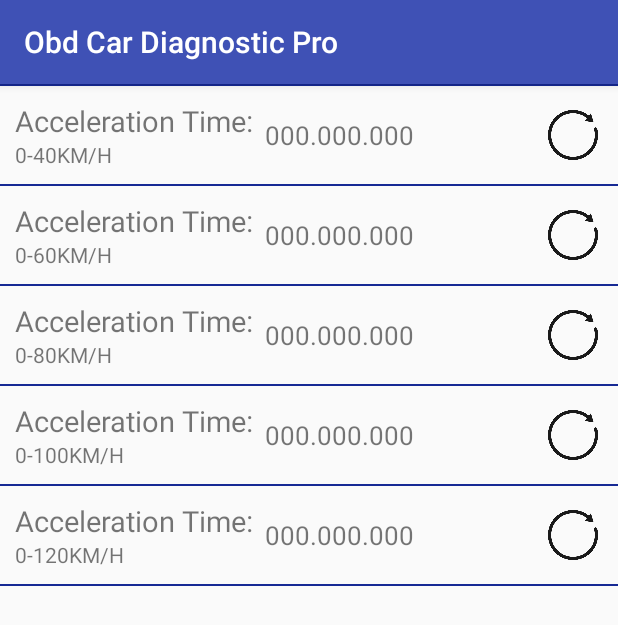
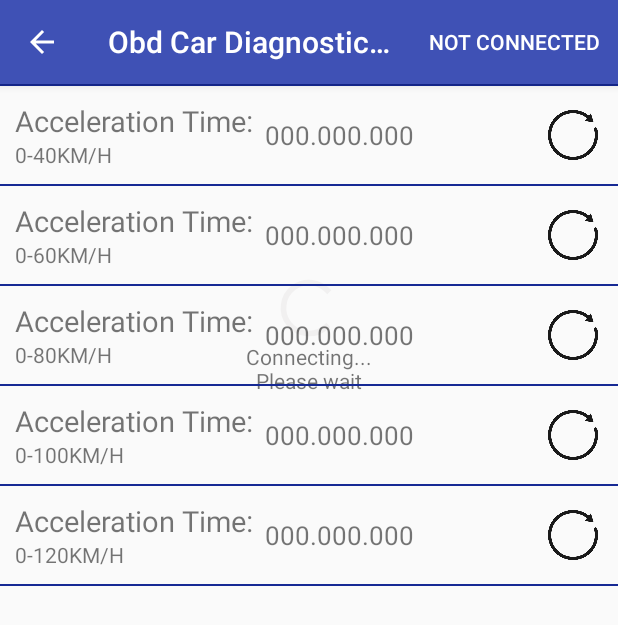
Before and after one commit to in-techouse/obd-car-diagnostic-pro, an Android app: the AccelerationTest screen opened directly, with no data from a screen before it, on a phone screen of 412 x 824 dp. Shown: the top 625 px of the screen. Run offline under Robolectric (Android 15) with nearby library versions, the phone set to English and light mode, and no system bars; libraries missing offline, so code that uses them is left out: com.shashank.sony.

Commit message:
Working on Acceleration Test

```diff
--- a/app/src/main/AndroidManifest.xml
+++ b/app/src/main/AndroidManifest.xml
@@ -16,7 +16,9 @@
         android:supportsRtl="true"
         android:theme="@style/AppTheme"
         tools:ignore="GoogleAppIndexingWarning">
-        <activity android:name=".AccelerationTest"></activity>
+        <activity
+            android:name=".AccelerationTest"
+            android:parentActivityName=".Dashboard" />
         <activity
             android:name=".DiagnosticTroubleCodes"
             android:label="Trouble Codes"
--- /dev/null
+++ b/app/src/main/java/lcwu/fyp/obdcardiagnosticpro/model/AccelerationTestObject.java
@@ -0,0 +1,53 @@
+package lcwu.fyp.obdcardiagnosticpro.model;
+
+import java.io.Serializable;
+
+public class AccelerationTestObject implements Serializable {
+    private int upperSpeed, hour, minute, second;
+
+    public AccelerationTestObject() {
+        upperSpeed = 0;
+        hour = 0;
+        minute = 0;
+        second = 0;
+    }
+
+    public AccelerationTestObject(int upperSpeed, int hour, int minute, int second) {
+        this.upperSpeed = upperSpeed;
+        this.hour = hour;
+        this.minute = minute;
+        this.second = second;
+    }
+
+    public int getUpperSpeed() {
+        return upperSpeed;
+    }
+
+    public void setUpperSpeed(int upperSpeed) {
+        this.upperSpeed = upperSpeed;
+    }
+
+    public int getHour() {
+        return hour;
+    }
+
+    public void setHour(int hour) {
+        this.hour = hour;
+    }
+
+    public int getMinute() {
+        return minute;
+    }
+
+    public void setMinute(int minute) {
+        this.minute = minute;
+    }
+
+    public int getSecond() {
+        return second;
+    }
+
+    public void setSecond(int second) {
+        this.second = second;
+    }
+}
--- a/app/src/main/res/layout/activity_acceleration_test.xml
+++ b/app/src/main/res/layout/activity_acceleration_test.xml
@@ -5,7 +5,33 @@
     android:layout_height="match_parent"
     tools:context=".AccelerationTest">
 
+    <RelativeLayout
+        android:layout_width="match_parent"
+        android:layout_height="wrap_content">
+
         <LinearLayout
+            android:layout_centerInParent="true"
+            android:id="@+id/connecting"
+            android:layout_width="match_parent"
+            android:layout_height="wrap_content"
+            android:layout_marginTop="30dp"
+            android:orientation="vertical">
+
+            <ProgressBar
+                android:layout_width="45dp"
+                android:layout_height="45dp"
+                android:layout_gravity="center" />
+
+            <TextView
+                android:layout_width="match_parent"
+                android:layout_height="wrap_content"
+                android:text="Connecting...\nPlease wait"
+                android:textAlignment="center" />
+        </LinearLayout>
+
+        <LinearLayout
+            android:id="@+id/main"
+            android:layout_alignParentTop="true"
             android:layout_width="match_parent"
             android:layout_height="wrap_content"
             android:orientation="vertical">
@@ -277,5 +303,6 @@
                 android:background="@color/colorPrimaryDark" />
 
         </LinearLayout>
+    </RelativeLayout>
 
 </ScrollView>
```
Also changed, not shown: app/src/main/java/lcwu/fyp/obdcardiagnosticpro/AccelerationTest.java (+217 -2 lines). Lines whose indentation alone changed are shown as unchanged.
